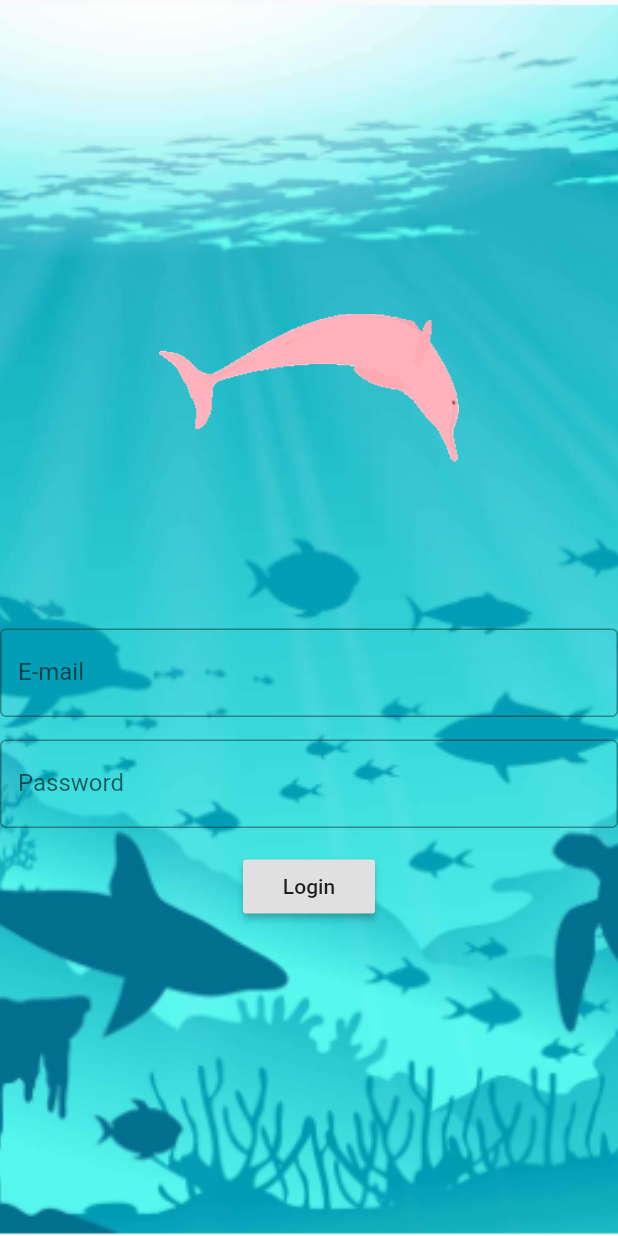
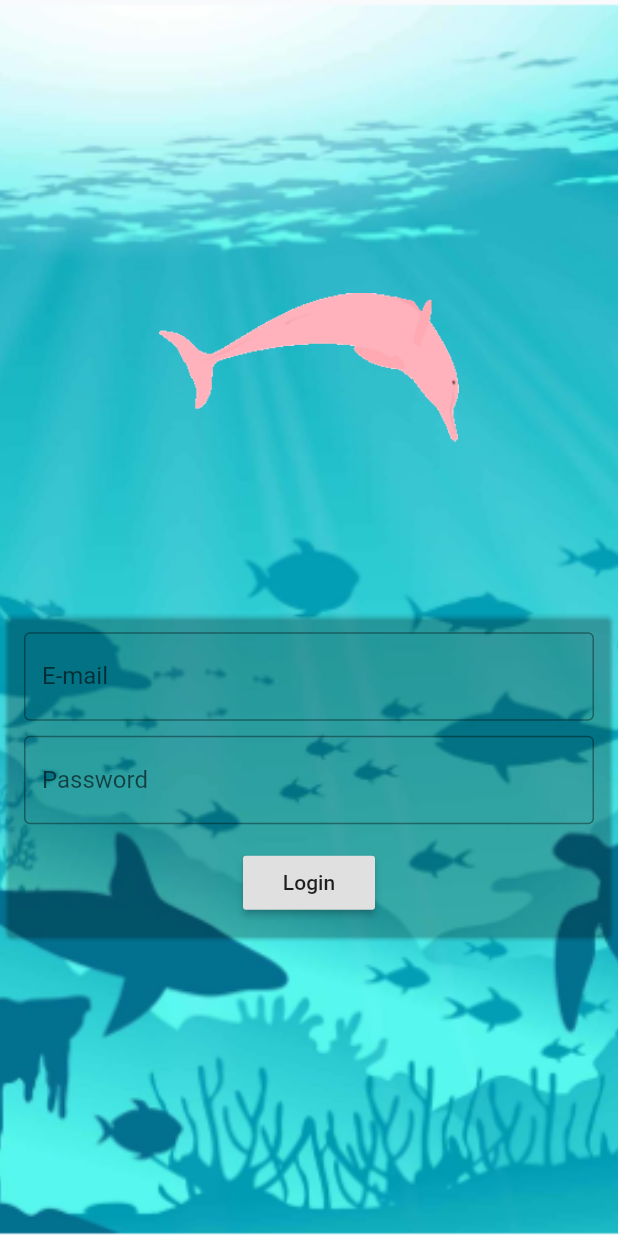
Before and after one commit to koga187/FlutterEstudo, a Flutter app: the screen it shows after launch, on a phone screen of 412 x 824 dp. Run offline on Flutter 3.47's test engine with Material 2 defaults, Android fonts, the phone set to English and light mode, and no system bars.

Commit message:
Usando material Card no login

```diff
--- a/lib/main.dart
+++ b/lib/main.dart
@@ -11,7 +11,8 @@ import 'package:flutter/material.dart';
 // import 'package:ola_mundo/named_routes/app_widget.dart';
 // import 'package:ola_mundo/image_network/app_widget.dart';
 // import 'package:ola_mundo/image_asset_local/app_widget.dart';
-import 'package:ola_mundo/stack/app_widget.dart';
+// import 'package:ola_mundo/stack/app_widget.dart';
+import 'package:ola_mundo/material_card/app_widget.dart';
 
 
 main() {
--- /dev/null
+++ b/lib/material_card/app_controler.dart
@@ -0,0 +1,18 @@
+import 'package:flutter/cupertino.dart';
+
+class AppController extends ChangeNotifier {
+  static AppController instance = AppController();
+
+  bool isDarkTheme = false;
+  int counter = 0;
+
+  changeTheme() {
+    isDarkTheme = !isDarkTheme;
+    notifyListeners();
+  }
+
+  incrementCounter() {
+    counter++;
+    notifyListeners();
+  }
+}
--- /dev/null
+++ b/lib/material_card/app_widget.dart
@@ -0,0 +1,32 @@
+import 'package:flutter/cupertino.dart';
+import 'package:flutter/material.dart';
+import 'package:ola_mundo/material_card/login_page.dart';
+import 'package:ola_mundo/material_card/app_controler.dart';
+import 'package:ola_mundo/material_card/home_page.dart';
+
+class AppWidget extends StatelessWidget {
+  AppWidget();
+
+  @override
+  Widget build(BuildContext context) {
+    return AnimatedBuilder(
+      builder: (context, child) {
+        return MaterialApp(
+          theme: ThemeData(
+            primarySwatch: Colors.blue,
+            brightness: AppController.instance.isDarkTheme ?
+              Brightness.dark :
+              Brightness.light,
+          ),
+          // set routes and initial route
+          initialRoute: '/',
+          routes: {
+            '/': (context) => LoginPage(),
+            '/home': (context) => HomePage()
+          },
+        );
+      },
+      animation: AppController.instance,
+    );
+  }
+}
--- /dev/null
+++ b/lib/material_card/login_page.dart
@@ -0,0 +1,107 @@
+import 'package:flutter/cupertino.dart';
+import 'package:flutter/material.dart';
+
+class LoginPage extends StatefulWidget {
+  @override
+  _LoginPageState createState() => _LoginPageState();
+}
+
+class _LoginPageState extends State<LoginPage> {
+  String email = '';
+  String password = '';
+
+  Widget _body() {
+    return SizedBox(
+          width: MediaQuery.of(context).size.width,
+          height: MediaQuery.of(context).size.height,
+          child: Column(
+            mainAxisAlignment: MainAxisAlignment.center,
+            children: [
+              //added a image from the network
+              Container(
+                alignment: Alignment.topCenter,
+                width:200,
+                height: 200,
+                child: Image.asset(
+                  'assets/images/boto_logo_sem_fundo.png',
+                  fit: BoxFit.fitWidth,
+                ),
+              ),
+              Container(
+                height: 10,
+              ),
+              Card(
+                color: Colors.transparent,
+                child: Padding(
+                  padding: const EdgeInsets.all(12.0),
+                  child: Column(children:
+                    [
+                      TextField(
+                        onChanged: (email) {
+                          this.email = email;
+                          print(email);
+                        },
+                        keyboardType: TextInputType.emailAddress,
+                        decoration: InputDecoration(
+                            border: OutlineInputBorder(),
+                            labelText: 'E-mail',
+                            focusColor: Colors.lightBlueAccent,
+                            ),
+                      ),
+                      Container(
+                        height: 10,
+                      ),
+                      TextField(
+                        onChanged: (password) {
+                          this.password = password;
+                          print(password);
+                        },
+                        obscureText: true,
+                        decoration: InputDecoration(
+                            border: OutlineInputBorder(),
+                            labelText: 'Password',
+                            focusColor: Colors.lightBlueAccent,),
+                      ),
+
+                      SizedBox(
+                        height: 15,
+                      ),
+                      RaisedButton(
+                        onPressed: () {
+                          if (email == 'teste' && password == '123') {
+                            print('correto');
+                            // Bellow you can see the route navigation, this navigation does need a route. setted on app_widget.dart
+                            Navigator.of(context).pushReplacementNamed('/home');
+                          } else {
+                            print('Login inválido');
+                          }
+                        },
+                        child: Text('Login'),
+                      ),
+                    ],
+                  ),
+                ),
+              ),
+            ],
+          ),
+        );
+  }
+
+  @override
+  Widget build(BuildContext context) {
+    return Material(
+      child: Stack(
+        children: [
+          Container(
+            height: MediaQuery.of(context).size.height,
+            child: Image.asset(
+              'assets/images/background.png',
+              fit: BoxFit.cover,
+            ),
+          ),
+          _body(),
+        ],
+      ),
+    );
+  }
+}
```
Also changed, not shown: lib/material_card/custom_plus_float_button.dart (added, +13 -0 lines), lib/material_card/custom_switch.dart (added, +13 -0 lines), lib/material_card/home_page.dart (added, +66 -0 lines).
